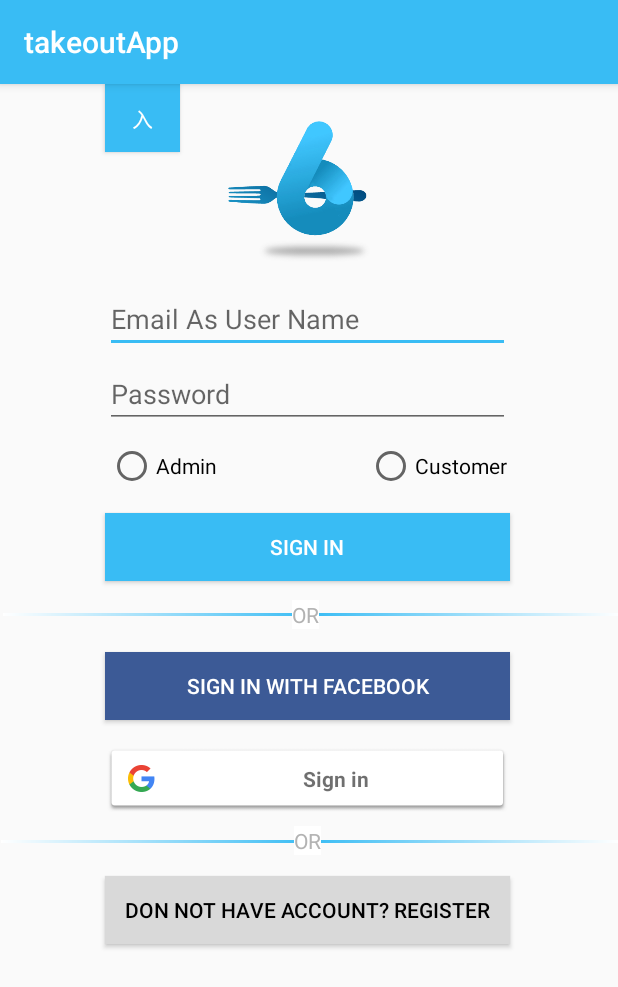
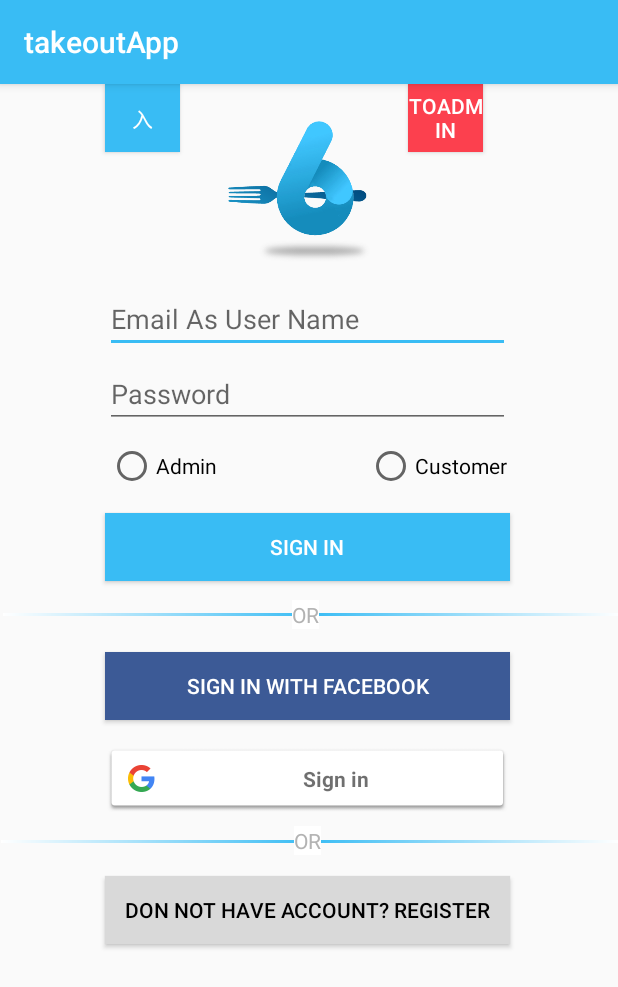
Before and after one commit to Adamkzh/takeoutApp, an Android app: the screen it shows after launch (SigninActivity), on a phone screen of 412 x 824 dp. Shown: the top 987 px of the screen. Run offline under Robolectric (Android 15) with nearby library versions, the phone set to English and light mode, and no system bars; our stand-ins replace Firebase (no records; nobody signed in at launch, a user with empty details on screens opened directly); libraries missing offline, so code that uses them is left out: com.firebase.client, com.nostra13.universalimageloader; 3 statements that could not run were skipped.

Commit message:
Add access to Admin in signin page for testing

```diff
--- a/app/src/main/AndroidManifest.xml
+++ b/app/src/main/AndroidManifest.xml
@@ -3,6 +3,7 @@
     package="cmpe275eat.takeoutapp">
 
     <uses-permission android:name="android.permission.INTERNET" />
+    <uses-permission android:name="android.permission.CAMERA" />
 
     <application
         android:name=".MyApp"
--- a/app/src/main/java/cmpe275eat/takeoutapp/AdminIndexActivity.java
+++ b/app/src/main/java/cmpe275eat/takeoutapp/AdminIndexActivity.java
@@ -79,9 +79,9 @@ public class AdminIndexActivity extends AppCompatActivity {
         log_out.setOnClickListener(new View.OnClickListener() {
             @Override
             public void onClick(View view) {
-                //Intent intent = new Intent(AdminIndexActivity.this, MainActivity.class);
-                //startActivity(intent);
-                //finish();
+                Intent intent = new Intent(AdminIndexActivity.this, LogoutActivity.class);
+                startActivity(intent);
+                finish();
             }
         });
     }
--- a/app/src/main/java/cmpe275eat/takeoutapp/LogoutActivity.java
+++ b/app/src/main/java/cmpe275eat/takeoutapp/LogoutActivity.java
@@ -39,7 +39,7 @@ public class LogoutActivity extends AppCompatActivity {
             public void onAuthStateChanged(@NonNull FirebaseAuth firebaseAuth) {
                 if(firebaseAuth.getCurrentUser() == null){
                     // log out
-                    Intent logoutIntent = new Intent(LogoutActivity.this, RegisterActivity.class);
+                    Intent logoutIntent = new Intent(LogoutActivity.this, SigninActivity.class);
                     startActivity(logoutIntent);
                 }
             }
--- a/app/src/main/java/cmpe275eat/takeoutapp/SigninActivity.java
+++ b/app/src/main/java/cmpe275eat/takeoutapp/SigninActivity.java
@@ -45,6 +45,7 @@ public class SigninActivity extends AppCompatActivity {
     private DatabaseReference mDatabase;
 
     private Button btn_ru;
+    private Button btn_toAdmin;
 
     SignInButton button;
     private final static int RC_SIGN_IN = 2;
@@ -109,8 +110,12 @@ public class SigninActivity extends AppCompatActivity {
         btn_register = (Button)findViewById(R.id.btn_goToRegister);
         GoRegisterButton();
         LoginButton();
+
         ruButton();
+        toAdmin();
     }
+
+
 
     protected void LoginButton(){
         btn_logIn.setOnClickListener(new View.OnClickListener() {
@@ -190,6 +195,7 @@ public class SigninActivity extends AppCompatActivity {
         btn_sig_customer = (RadioButton)findViewById(R.id.rbtn_cus);
 
         btn_ru = (Button)findViewById(R.id.btn_ru);
+        btn_toAdmin = (Button)findViewById(R.id.btn_toAdmin);
     }
 
     private void signIn() {
@@ -263,4 +269,15 @@ public class SigninActivity extends AppCompatActivity {
         });
     }
 
+    private void toAdmin() {
+        btn_toAdmin.setOnClickListener(new View.OnClickListener() {
+            @Override
+            public void onClick(View v) {
+                // go to admin index page
+                Intent ruIntent = new Intent(SigninActivity.this, AdminIndexActivity.class);
+                startActivity(ruIntent);
+            }
+        });
+    }
+
 }
--- a/app/src/main/res/layout/activity_signin.xml
+++ b/app/src/main/res/layout/activity_signin.xml
@@ -51,18 +51,6 @@
         android:layout_y="286dp"
         android:background="@color/lightBlue"
         android:text="@string/s_i"
-        android:textColor="#ffffff"
-        tools:layout_editor_absoluteX="70dp"
-        tools:layout_editor_absoluteY="266dp" />
-
-    <Button
-        android:id="@+id/btn_ru"
-        android:layout_width="50dp"
-        android:layout_height="45dp"
-        android:layout_x="70dp"
-        android:layout_y="0dp"
-        android:background="@color/lightBlue"
-        android:text="入"
         android:textColor="#ffffff"
         tools:layout_editor_absoluteX="70dp"
         tools:layout_editor_absoluteY="266dp" />
@@ -183,4 +171,28 @@
 
     </RadioGroup>
 
+    <Button
+        android:id="@+id/btn_ru"
+        android:layout_width="50dp"
+        android:layout_height="45dp"
+        android:layout_x="70dp"
+        android:layout_y="0dp"
+        android:background="@color/lightBlue"
+        android:text="入"
+        android:textColor="#ffffff"
+        tools:layout_editor_absoluteX="70dp"
+        tools:layout_editor_absoluteY="266dp" />
+
+    <Button
+        android:id="@+id/btn_toAdmin"
+        android:layout_width="50dp"
+        android:layout_height="45dp"
+        android:layout_x="272dp"
+        android:layout_y="0dp"
+        android:background="@color/title_red"
+        android:text="toAdmin"
+        android:textColor="#ffffff"
+        tools:layout_editor_absoluteX="70dp"
+        tools:layout_editor_absoluteY="266dp" />
+
 </AbsoluteLayout>
```
